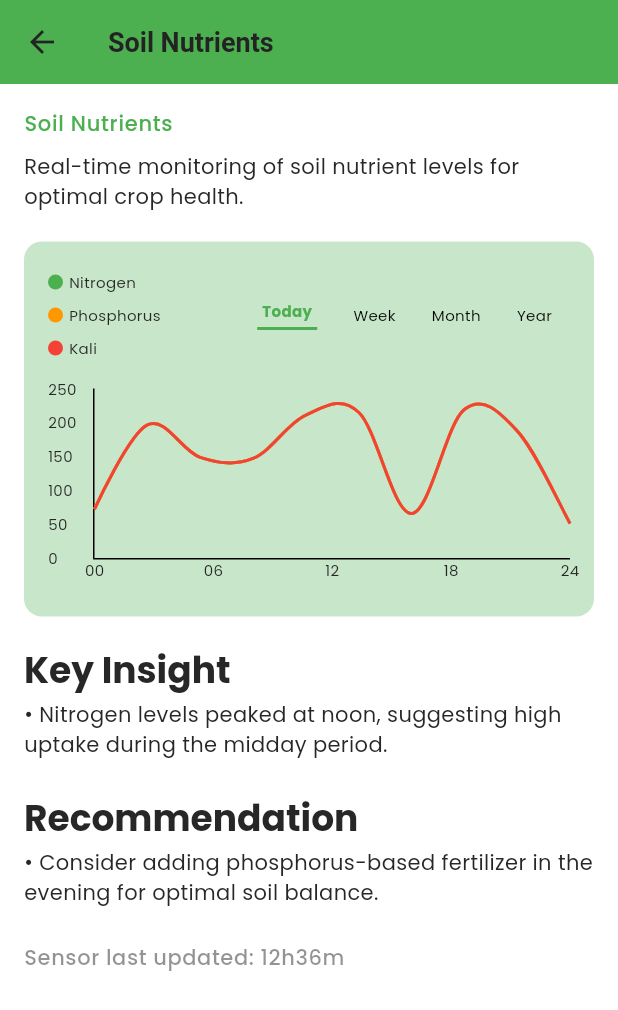
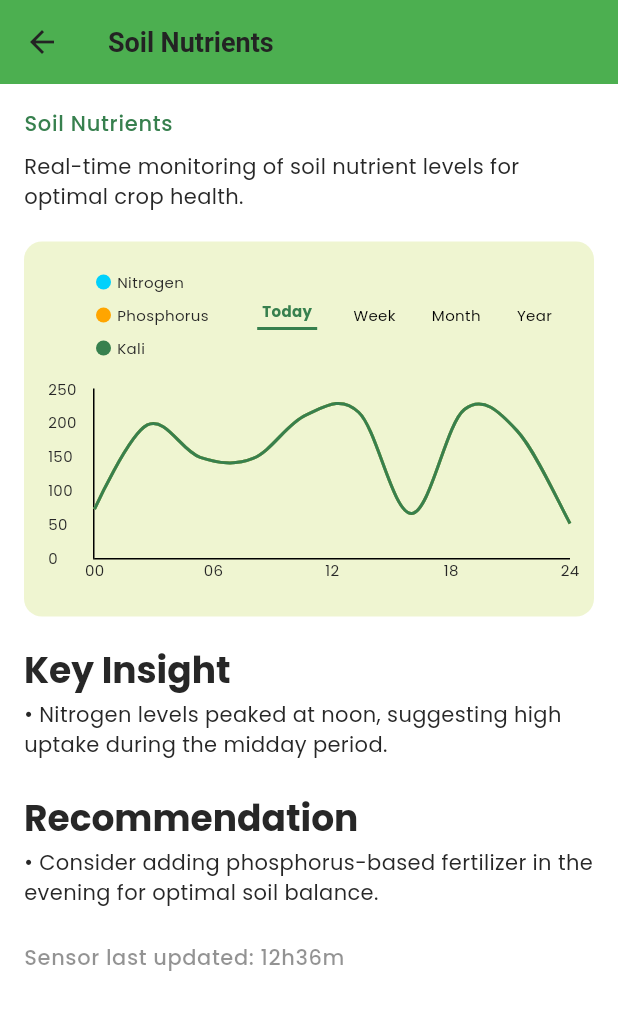
Before and after one commit to minhhieu181002/smart_farm_capstone_project, a Flutter app: the NavigationMenu screen opened directly, after a tap on "Soil Nutrients", on a phone screen of 412 x 824 dp. Shown: the top 1010 px of the screen. Run offline on Flutter 3.47's test engine with Material 3 defaults, Android fonts, the phone set to English and light mode, and no system bars; drawn by our look-alikes of fl_chart; our stand-ins replace connectivity_plus, get, get_storage, google_fonts, iconsax, logger and 1 more; accounts and stored records are empty.

Commit message:
update stateless and define color in const

```diff
--- a/lib/features/authentication/screens/sensorScreen/chart_screen/display_data.dart
+++ b/lib/features/authentication/screens/sensorScreen/chart_screen/display_data.dart
@@ -3,9 +3,9 @@ import 'package:fl_chart/fl_chart.dart';
 import 'widget/temperature_chart.dart';
 import 'widget/water_level_chart.dart';
 import 'widget/soil_nutrient_chart.dart';
-import 'widget/nutrient_legend.dart';
+import 'package:greenfarm_capstone_project/utils/constants/colors.dart';
 
-class DisplayDataScreen extends StatefulWidget {
+class DisplayDataScreen extends StatelessWidget {
   final String title;
   final String description;
   final List<FlSpot> temperatureData;
@@ -17,6 +17,9 @@ class DisplayDataScreen extends StatefulWidget {
   final List<String> recommendations;
   final String lastUpdated;
   final String chartType;
+
+  //final String selectedFilter; // Pass in the filter value
+  //final ValueChanged<String> onFilterChanged; // Callback for filter change
 
   const DisplayDataScreen({
     Key? key,
@@ -31,74 +34,58 @@ class DisplayDataScreen extends StatefulWidget {
     required this.recommendations,
     required this.lastUpdated,
     required this.chartType,
+    //required this.selectedFilter, // Add selected filter as parameter
+    //required this.onFilterChanged, // Add callback as parameter
   }) : super(key: key);
-
-  @override
-  _DisplayDataScreenState createState() => _DisplayDataScreenState();
-}
-
-class _DisplayDataScreenState extends State<DisplayDataScreen> {
-  String selectedFilter = 'Today';
-
-  void _loadChartData() {
-    print('Loading data for $selectedFilter');
-  }
 
   @override
   Widget build(BuildContext context) {
     Widget chartWidget;
-    if (widget.chartType == 'temperature') {
+    if (chartType == 'temperature') {
       chartWidget = TemperatureChart(
-        temperatureData: widget.temperatureData,
-        selectedFilter: selectedFilter,
-        onFilterChanged: (filter) {
-          setState(() {
-            selectedFilter = filter;
-            _loadChartData();
-          });
-        },
+        temperatureData: temperatureData,
+        selectedFilter: 'Today',
+        //onFilterChanged: onFilterChanged,
       );
-    } else if (widget.chartType == 'waterLevel') {
+    } else if (chartType == 'waterLevel') {
       chartWidget = WaterLevelChart(
-        waterLevelData: widget.waterLevelData,
-        selectedFilter: selectedFilter,
-        onFilterChanged: (filter) {
-          setState(() {
-            selectedFilter = filter;
-            _loadChartData();
-          });
-        },
+        waterLevelData: waterLevelData,
+        selectedFilter: 'Today',
+        //onFilterChanged: onFilterChanged,
       );
-    } else if (widget.chartType == 'soilNutrients') {
+    } else if (chartType == 'soilNutrients') {
       chartWidget = SoilNutrientsChart(
-        nitrogenData: widget.nitrogenData,
-        phosphorusData: widget.phosphorusData,
-        kaliData: widget.kaliData,
-        selectedFilter: selectedFilter,
-        onFilterChanged: (filter) {
-          setState(() {
-            selectedFilter = filter;
-            _loadChartData();
-          });
-        },
+        nitrogenData: nitrogenData,
+        phosphorusData: phosphorusData,
+        kaliData: kaliData,
+        selectedFilter: 'Today',
+        //onFilterChanged: onFilterChanged,
       );
     } else {
-      chartWidget = Center(child: Text("No data available for this chart type."));
+      chartWidget =
+          Center(child: Text("No data available for this chart type."));
     }
 
     return Scaffold(
       appBar: AppBar(
         backgroundColor: Colors.green,
-        title: Text(widget.title),
+        title: Text(title),
       ),
       body: Padding(
         padding: const EdgeInsets.all(16.0),
         child: Column(
           crossAxisAlignment: CrossAxisAlignment.start,
           children: [
-            Text(widget.title, style: Theme.of(context).textTheme.bodyLarge?.copyWith(color: Colors.green)),
+            Text(title, style: Theme
+                .of(context)
+                .textTheme
+                .bodyLarge
+                ?.copyWith(color: TColors.accent)),
             const SizedBox(height: 8),
-            Text(widget.description, style: Theme.of(context).textTheme.bodyMedium),
+            Text(description, style: Theme
+                .of(context)
+                .textTheme
+                .bodyMedium),
             const SizedBox(height: 20),
             chartWidget,
             const SizedBox(height: 20),
@@ -106,7 +93,10 @@ class _DisplayDataScreenState extends State<DisplayDataScreen> {
             const SizedBox(height: 20),
             _buildRecommendations(),
             const SizedBox(height: 20),
-            Text("Sensor last updated: ${widget.lastUpdated}", style: Theme.of(context).textTheme.bodySmall),
+            Text("Sensor last updated: $lastUpdated", style: Theme
+                .of(context)
+                .textTheme
+                .bodySmall),
           ],
         ),
       ),
@@ -114,28 +104,48 @@ class _DisplayDataScreenState extends State<DisplayDataScreen> {
   }
 
   Widget _buildInsights() {
+    return Builder(
+      builder: (BuildContext context) {
         return Column(
           crossAxisAlignment: CrossAxisAlignment.start,
           children: [
-        Text("Key Insight", style: Theme.of(context).textTheme.headlineMedium?.copyWith(fontWeight: FontWeight.bold)),
-        ...widget.insights.map((insight) => Padding(
+            Text(
+              "Key Insight",
+              style: Theme.of(context).textTheme.headlineMedium?.copyWith(fontWeight: FontWeight.bold),
+            ),
+            ...insights.map((insight) => Padding(
               padding: const EdgeInsets.symmetric(vertical: 4.0),
               child: Text("• $insight"),
             )),
           ],
         );
+      },
+    );
   }
 
+
   Widget _buildRecommendations() {
+    return Builder(
+      builder: (BuildContext context) {
         return Column(
           crossAxisAlignment: CrossAxisAlignment.start,
           children: [
-        Text("Recommendation", style: Theme.of(context).textTheme.headlineMedium?.copyWith(fontWeight: FontWeight.bold)),
-        ...widget.recommendations.map((recommendation) => Padding(
+            Text(
+              "Recommendation",
+              style: Theme
+                  .of(context)
+                  .textTheme
+                  .headlineMedium
+                  ?.copyWith(fontWeight: FontWeight.bold),
+            ),
+            ...recommendations.map((recommendation) =>
+                Padding(
                   padding: const EdgeInsets.symmetric(vertical: 4.0),
                   child: Text("• $recommendation"),
                 )),
           ],
         );
+      },
+    );
   }
 }
--- a/lib/features/authentication/screens/sensorScreen/chart_screen/widget/filter_row.dart
+++ b/lib/features/authentication/screens/sensorScreen/chart_screen/widget/filter_row.dart
@@ -1,13 +1,14 @@
 import 'package:flutter/material.dart';
+import 'package:greenfarm_capstone_project/utils/constants/colors.dart';
 
 class FilterRow extends StatelessWidget {
   final String selectedFilter;
-  final Function(String) onFilterChanged;
+  //final Function(String) onFilterChanged;
 
   const FilterRow({
     Key? key,
     required this.selectedFilter,
-    required this.onFilterChanged,
+    //required this.onFilterChanged,
   }) : super(key: key);
 
   @override
@@ -17,7 +18,7 @@ class FilterRow extends StatelessWidget {
       children: ['Today', 'Week', 'Month', 'Year'].map((filter) {
         bool isSelected = selectedFilter == filter;
         return GestureDetector(
-          onTap: () => onFilterChanged(filter),
+          //onTap: () => onFilterChanged(filter),
           child: Padding(
             padding: const EdgeInsets.symmetric(horizontal: 12.0),
             child: Column(
@@ -26,7 +27,7 @@ class FilterRow extends StatelessWidget {
                   filter,
                   style: TextStyle(
                     fontWeight: isSelected ? FontWeight.bold : FontWeight.normal,
-                    color: isSelected ? Colors.green : Colors.black,
+                    color: isSelected ? TColors.accent : Colors.black,
                     fontSize: 10,
                   ),
                 ),
@@ -35,7 +36,7 @@ class FilterRow extends StatelessWidget {
                     margin: const EdgeInsets.only(top: 4.0),
                     height: 2,
                     width: 40,
-                    color: Colors.green,
+                    color: TColors.accent,
                   ),
               ],
             ),
--- a/lib/features/authentication/screens/sensorScreen/chart_screen/widget/soil_nutrient_chart.dart
+++ b/lib/features/authentication/screens/sensorScreen/chart_screen/widget/soil_nutrient_chart.dart
@@ -1,6 +1,7 @@
 import 'package:flutter/material.dart';
 import 'package:fl_chart/fl_chart.dart';
 import 'package:greenfarm_capstone_project/utils/helpers/chart_helper.dart';
+import 'package:greenfarm_capstone_project/utils/constants/colors.dart';
 import 'filter_row.dart';
 import 'nutrient_legend.dart';
 
@@ -9,7 +10,7 @@ class SoilNutrientsChart extends StatelessWidget {
   final List<FlSpot> phosphorusData;
   final List<FlSpot> kaliData;
   final String selectedFilter;
-  final Function(String) onFilterChanged;
+  //final Function(String) onFilterChanged;
 
   const SoilNutrientsChart({
     Key? key,
@@ -17,7 +18,7 @@ class SoilNutrientsChart extends StatelessWidget {
     required this.phosphorusData,
     required this.kaliData,
     required this.selectedFilter,
-    required this.onFilterChanged,
+    //required this.onFilterChanged,
   }) : super(key: key);
 
   @override
@@ -26,7 +27,7 @@ class SoilNutrientsChart extends StatelessWidget {
       height: 250,
       padding: const EdgeInsets.all(16.0),
       decoration: BoxDecoration(
-        color: Colors.green[100],
+        color: TColors.secondary4,
         borderRadius: BorderRadius.circular(12),
       ),
       child: Column(
@@ -35,14 +36,17 @@ class SoilNutrientsChart extends StatelessWidget {
           Row(
             mainAxisAlignment: MainAxisAlignment.spaceBetween,
             children: [
-              NutrientLegend(
+              Container(
+                margin: const EdgeInsets.only(left: 32.0),
+                child: NutrientLegend(
                 nutrientColors: {
-                  'Nitrogen': Colors.green,
-                  'Phosphorus': Colors.orange,
-                  'Kali': Colors.red,
+                  'Nitrogen': TColors.lineBlue,
+                  'Phosphorus': TColors.lineOrange,
+                  'Kali': TColors.lineGreen,
                 },
               ),
-              FilterRow(selectedFilter: selectedFilter, onFilterChanged: onFilterChanged),
+              ),
+              FilterRow(selectedFilter: selectedFilter),
             ],
           ),
           const SizedBox(height: 16),
@@ -53,21 +57,21 @@ class SoilNutrientsChart extends StatelessWidget {
                   LineChartBarData(
                     spots: nitrogenData,
                     isCurved: true,
-                    color: Colors.green,
+                    color: TColors.lineBlue,
                     barWidth: 2,
                     dotData: FlDotData(show: false),
                   ),
                   LineChartBarData(
                     spots: phosphorusData,
                     isCurved: true,
-                    color: Colors.orange,
+                    color: TColors.lineOrange,
                     barWidth: 2,
                     dotData: FlDotData(show: false),
                   ),
                   LineChartBarData(
                     spots: kaliData,
                     isCurved: true,
-                    color: Colors.red,
+                    color: TColors.lineGreen,
                     barWidth: 2,
                     dotData: FlDotData(show: false),
                   ),
--- a/lib/utils/constants/colors.dart
+++ b/lib/utils/constants/colors.dart
@@ -8,8 +8,10 @@ class TColors {
   static const Color secondary3 = Color(0xFFD2EFF5);
   static const Color secondary4 = Color(0xFFEFF5D1);
   static const Color accent = Color(0xFF37804E);
-
-
+  static const Color lineBlue = Color(0xFF00D1FC);
+  static const Color lineOrange = Color(0xFFFFA500);
+  static const Color lineGreen = Color(0xFF37804E);
+  static const Color lineBlueWater = Color(0xFF0277E3);
   //? gradient colors
   static const Gradient linerGradient = LinearGradient(
     begin: Alignment(0.0, 0.0),
```
Also changed, not shown: lib/features/authentication/screens/sensorScreen/chart_screen/legend_chart_widget.dart (deleted, +0 -34 lines), lib/features/authentication/screens/sensorScreen/chart_screen/widget/temperature_chart.dart (+6 -5 lines), lib/features/authentication/screens/sensorScreen/chart_screen/widget/water_level_chart.dart (+7 -5 lines). Lines whose indentation alone changed are shown as unchanged.
